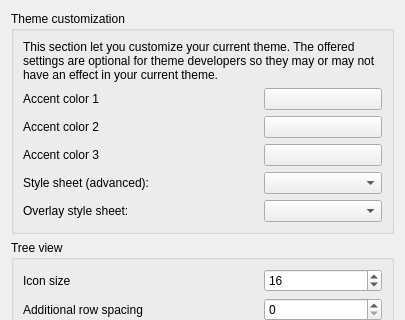
southseact-3d/fcd, file src/Gui/PreferencePages/DlgSettingsUI.ui: the form before one commit; both pictures show x 0 to 405 and y 0 to 320 of the 405 by 1065 pixel window.
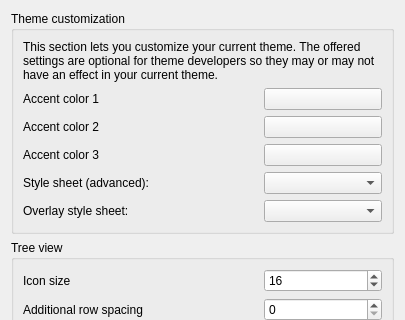
The form after the commit. Custom widgets are drawn as their Qt base class.

What changed in the file:
```diff
--- a/src/Gui/PreferencePages/DlgSettingsUI.ui
+++ b/src/Gui/PreferencePages/DlgSettingsUI.ui
@@ -23,7 +23,7 @@
       <item>
        <widget class="QLabel" name="label">
         <property name="text">
-         <string>This section let you customize your current theme. The offered settings are optional for theme developers so they may or may not have an effect in your current theme.</string>
+         <string>This section lets you customize your current theme. The offered settings are optional for theme developers so they may or may not have an effect in your current theme.</string>
         </property>
         <property name="wordWrap">
          <bool>true</bool>
```
Left out of the diff: 2 changed lines with no effect on the pictures.
